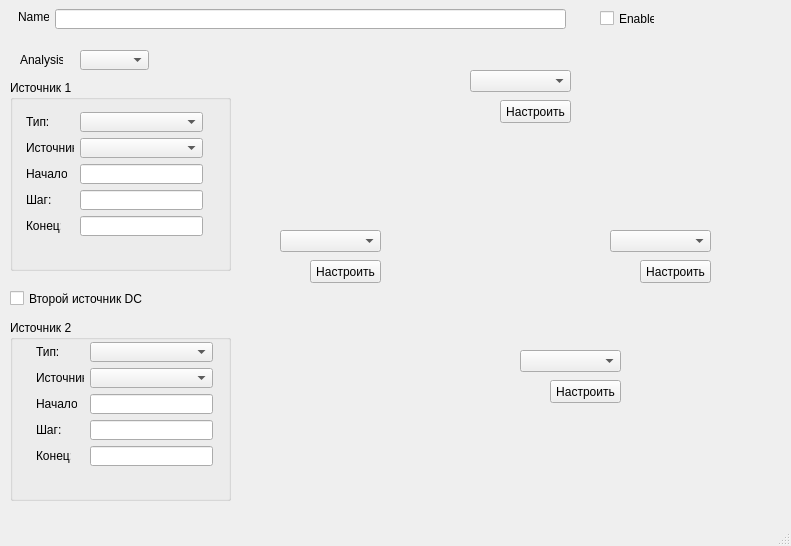
First picture: the form in src/Tsunami/AnalysisWindow.ui, repository maluginp/Tsunami, before the edit.
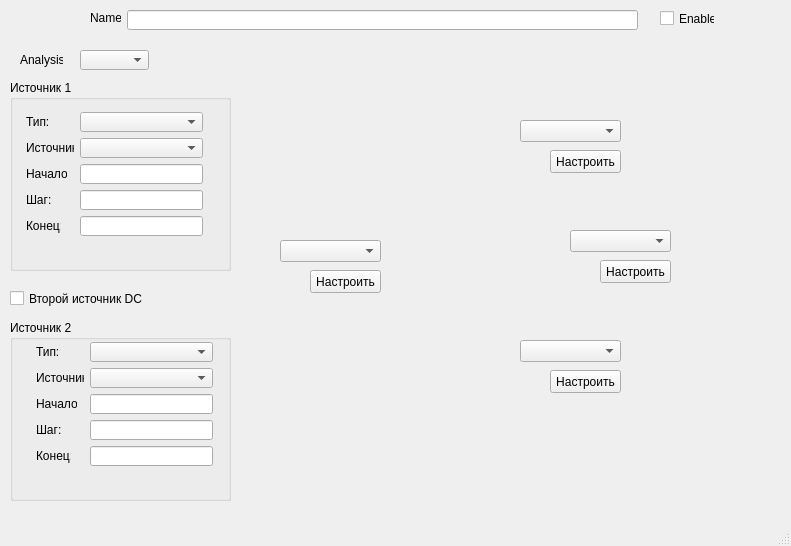
Second picture: the form after the edit. Icons and pictures are not drawn.

Commit message: Штрихи Формы анализа

The edit to the form file:
```diff
--- a/src/Tsunami/AnalysisWindow.ui
+++ b/src/Tsunami/AnalysisWindow.ui
@@ -59,8 +59,8 @@
    <widget class="QLineEdit" name="analysisNameLineEdit">
     <property name="geometry">
      <rect>
-      <x>55</x>
-      <y>9</y>
+      <x>127</x>
+      <y>10</y>
       <width>511</width>
       <height>20</height>
      </rect>
@@ -69,7 +69,7 @@
    <widget class="QCheckBox" name="analysisEnableCheckBox">
     <property name="geometry">
      <rect>
-      <x>600</x>
+      <x>660</x>
       <y>10</y>
       <width>55</width>
       <height>17</height>
@@ -82,8 +82,8 @@
    <widget class="QLabel" name="label_2">
     <property name="geometry">
      <rect>
-      <x>18</x>
-      <y>9</y>
+      <x>90</x>
+      <y>10</y>
       <width>31</width>
       <height>16</height>
      </rect>
@@ -368,7 +368,7 @@
     <property name="geometry">
      <rect>
       <x>520</x>
-      <y>350</y>
+      <y>340</y>
       <width>101</width>
       <height>22</height>
      </rect>
@@ -378,7 +378,7 @@
     <property name="geometry">
      <rect>
       <x>550</x>
-      <y>380</y>
+      <y>370</y>
       <width>71</width>
       <height>23</height>
      </rect>
@@ -390,7 +390,7 @@
    <widget class="QComboBox" name="node4TypeComboBox">
     <property name="geometry">
      <rect>
-      <x>610</x>
+      <x>570</x>
       <y>230</y>
       <width>101</width>
       <height>22</height>
@@ -400,7 +400,7 @@
    <widget class="QPushButton" name="node4ParamsButton">
     <property name="geometry">
      <rect>
-      <x>640</x>
+      <x>600</x>
       <y>260</y>
       <width>71</width>
       <height>23</height>
@@ -413,8 +413,8 @@
    <widget class="QPushButton" name="node1ParamsButton">
     <property name="geometry">
      <rect>
-      <x>500</x>
-      <y>100</y>
+      <x>550</x>
+      <y>150</y>
       <width>71</width>
       <height>23</height>
      </rect>
@@ -426,8 +426,8 @@
    <widget class="QComboBox" name="node1TypeComboBox">
     <property name="geometry">
      <rect>
-      <x>470</x>
-      <y>70</y>
+      <x>520</x>
+      <y>120</y>
       <width>101</width>
       <height>22</height>
      </rect>
@@ -437,7 +437,7 @@
     <property name="geometry">
      <rect>
       <x>280</x>
-      <y>230</y>
+      <y>240</y>
       <width>101</width>
       <height>22</height>
      </rect>
@@ -447,7 +447,7 @@
     <property name="geometry">
      <rect>
       <x>310</x>
-      <y>260</y>
+      <y>270</y>
       <width>71</width>
       <height>23</height>
      </rect>
```
Left out of the diff: 2 changed lines with no effect on the pictures. The commit also changes 4 other files.
